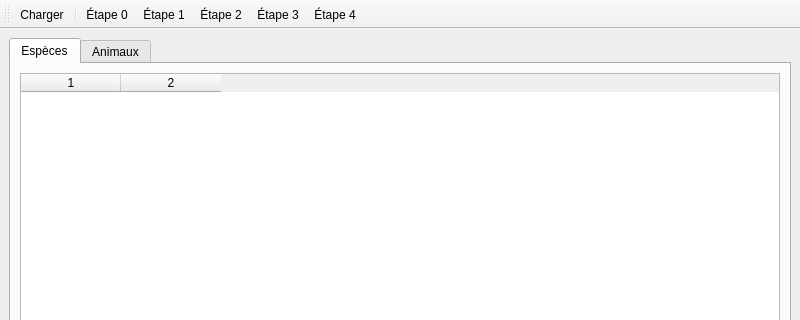
This is fenetreprincipale.ui in julienBelinga/s-quence5_BTSsn as Qt 5 draws it before an edit; both pictures show x 0 to 800 and y 0 to 320 of the 800 by 600 pixel window. The edited form follows.
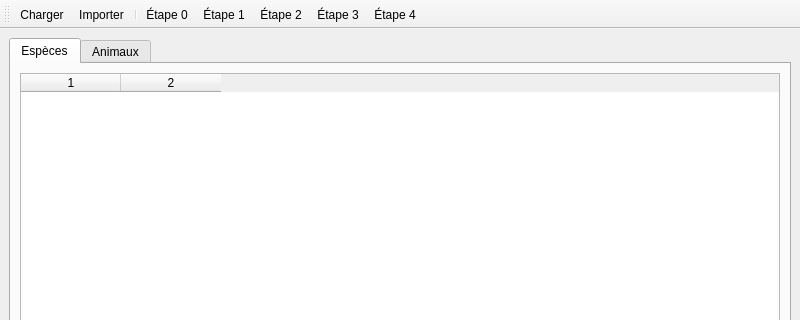
This is the edited form. Icons and pictures are not drawn.

```diff
--- a/fenetreprincipale.ui
+++ b/fenetreprincipale.ui
@@ -82,6 +82,7 @@
     <bool>false</bool>
    </attribute>
    <addaction name="actionCharger"/>
+   <addaction name="actionImporter"/>
    <addaction name="separator"/>
    <addaction name="action_etape_0"/>
    <addaction name="action_etape_1"/>
@@ -143,6 +144,15 @@
     <string>Étape 0</string>
    </property>
   </action>
+  <action name="actionImporter">
+   <property name="icon">
+    <iconset>
+     <normaloff>icons/Image1.png</normaloff>icons/Image1.png</iconset>
+   </property>
+   <property name="text">
+    <string>Importer</string>
+   </property>
+  </action>
  </widget>
  <resources>
   <include location="ressources.qrc"/>
```
